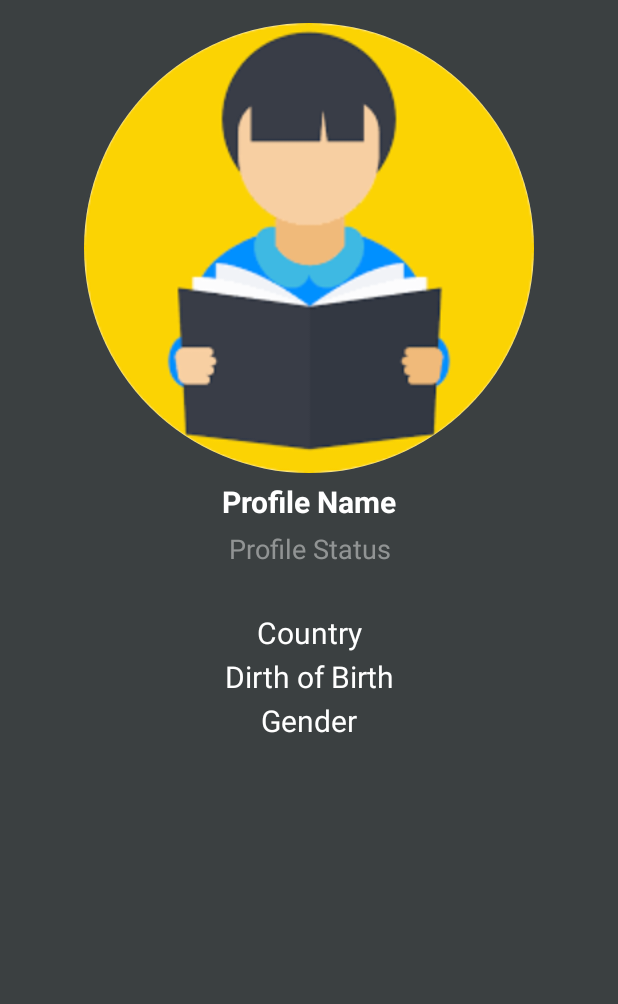
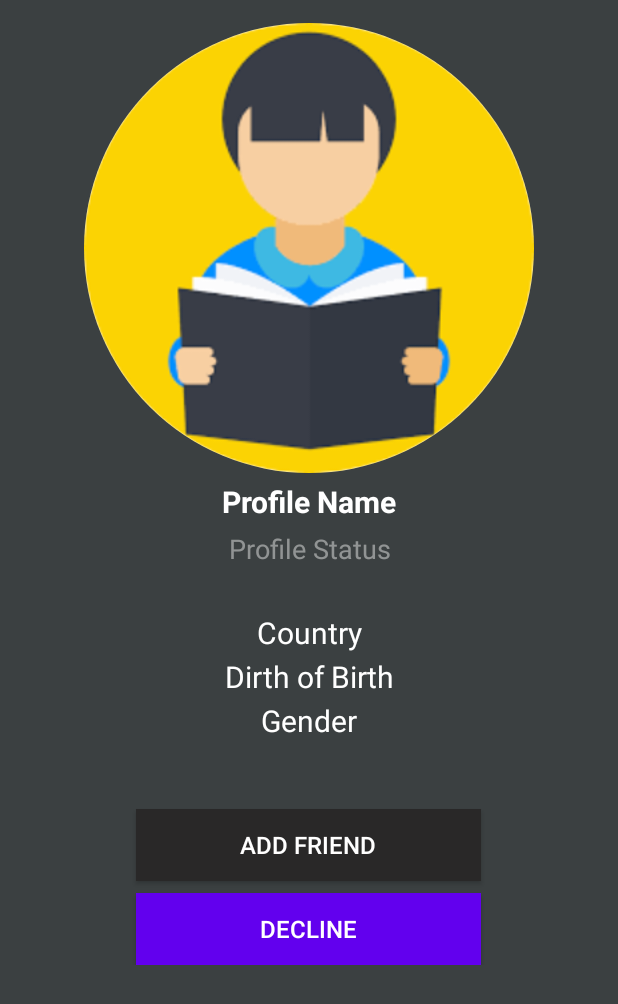
Before and after one commit to suhaibzahmed/StudentPortal, an Android app: the layout activity_person_profile.xml on its own in the app's theme, with its tools: preview values and no code run, on a phone screen of 412 x 824 dp. Shown: the top 1004 px of the screen. Run offline under Robolectric (Android 15) with nearby library versions, the phone set to English and light mode, and no system bars.

Commit message:
Updated project code

```diff
--- a/Desktop/StudentPortal/app/src/main/java/com/example/android/studentportal/ProfileActivity.java
+++ b/Desktop/StudentPortal/app/src/main/java/com/example/android/studentportal/ProfileActivity.java
@@ -55,9 +55,9 @@ public class ProfileActivity extends AppCompatActivity {
                 Picasso.with(ProfileActivity.this).load(myProfileImage).placeholder(R.drawable.student1).into(userProfileImage);
 
                 userProfName.setText(myProfileName);
-                userDOB.setText("dob: " +myDOB);
-                userCountry.setText("country: " +myCountry);
-                userGender.setText("gender: " +myGender);
+                userDOB.setText("Dob: " +myDOB);
+                userCountry.setText("Country: " +myCountry);
+                userGender.setText("Gender: " +myGender);
                 userStatus.setText(myStatus);
             }
             }
--- a/Desktop/StudentPortal/app/src/main/java/com/example/android/studentportal/RegisterActivity.java
+++ b/Desktop/StudentPortal/app/src/main/java/com/example/android/studentportal/RegisterActivity.java
@@ -81,6 +81,10 @@ public class RegisterActivity extends AppCompatActivity {
        else if(TextUtils.isEmpty(confirmPassword)){
             Toast.makeText(context,text = "Please Confirm Your Password",Toast.LENGTH_SHORT).show();
         }
+        else if(!password.equals(confirmPassword))
+        {
+            Toast.makeText(this, "your password does not match with your confirm password...", Toast.LENGTH_SHORT).show();
+        }
         else{
             loadingBar.setTitle("Creating Account");
             loadingBar.setMessage("Please wait, Your account is being created");
--- a/Desktop/StudentPortal/app/src/main/res/layout/activity_profile.xml
+++ b/Desktop/StudentPortal/app/src/main/res/layout/activity_person_profile.xml
@@ -5,7 +5,7 @@
     android:layout_width="match_parent"
     android:layout_height="match_parent"
     android:background="@color/colorprofile"
-    tools:context=".ProfileActivity">
+    tools:context=".PersonProfileActivity">
 
     <ScrollView
         android:layout_width="match_parent"
@@ -19,7 +19,7 @@
             android:layout_height="match_parent">
 
             <de.hdodenhof.circleimageview.CircleImageView
-                android:id="@+id/my_profile_pic"
+                android:id="@+id/person_profile_pic"
                 android:layout_width="300dp"
                 android:layout_height="300dp"
                 android:layout_alignParentTop="true"
@@ -28,11 +28,11 @@
                 android:src="@drawable/student1"/>
 
             <TextView
-                android:id="@+id/my_profile_full_name"
+                android:id="@+id/person_full_name"
                 android:layout_width="match_parent"
                 android:layout_height="wrap_content"
                 android:text="Profile Name"
-                android:layout_below="@+id/my_profile_pic"
+                android:layout_below="@+id/person_profile_pic"
                 android:layout_marginTop="5dp"
                 android:textAlignment="center"
                 android:textAllCaps="false"
@@ -41,11 +41,11 @@
                 android:textStyle="bold"/>
 
             <TextView
-                android:id="@+id/my_profile_status"
+                android:id="@+id/person_profile_status"
                 android:layout_width="match_parent"
                 android:layout_height="wrap_content"
                 android:text="Profile Status"
-                android:layout_below="@+id/my_profile_full_name"
+                android:layout_below="@+id/person_full_name"
                 android:layout_marginTop="5dp"
                 android:textAlignment="center"
                 android:textAllCaps="false"
@@ -54,11 +54,11 @@
                 />
 
             <TextView
-                android:id="@+id/my_profile_country"
+                android:id="@+id/person_country"
                 android:layout_width="match_parent"
                 android:layout_height="wrap_content"
                 android:text="Country"
-                android:layout_below="@+id/my_profile_status"
+                android:layout_below="@+id/person_profile_status"
                 android:layout_marginTop="30dp"
                 android:textAlignment="center"
                 android:textAllCaps="false"
@@ -67,11 +67,11 @@
                 />
 
             <TextView
-                android:id="@+id/my_profile_dob"
+                android:id="@+id/person_dob"
                 android:layout_width="match_parent"
                 android:layout_height="wrap_content"
                 android:text="Dirth of Birth"
-                android:layout_below="@+id/my_profile_country"
+                android:layout_below="@+id/person_country"
                 android:layout_marginTop="2dp"
                 android:textAlignment="center"
                 android:textAllCaps="false"
@@ -80,11 +80,11 @@
                 />
 
             <TextView
-                android:id="@+id/my_profile_gender"
+                android:id="@+id/person_gender"
                 android:layout_width="match_parent"
                 android:layout_height="wrap_content"
                 android:text="Gender"
-                android:layout_below="@+id/my_profile_dob"
+                android:layout_below="@+id/person_dob"
                 android:layout_marginTop="2dp"
                 android:textAlignment="center"
                 android:textAllCaps="false"
@@ -92,7 +92,32 @@
                 android:textSize="20sp"
                 />
 
+            <Button
+                android:id="@+id/person_send_friend_request_btn"
+                android:layout_width="230dp"
+                android:layout_height="wrap_content"
+                android:layout_below="@+id/person_gender"
+                android:layout_marginTop="45dp"
+                android:background="@color/colorPrimaryDark"
+                android:text="Add Friend"
+                android:textColor="@android:color/background_light"
+                android:textSize="16sp"
+                android:layout_centerHorizontal="true"/>
+
+            <Button
+                android:id="@+id/person_decline_friend_request_btn"
+                android:layout_width="230dp"
+                android:layout_height="wrap_content"
+                android:layout_below="@+id/person_send_friend_request_btn"
+                android:layout_marginTop="8dp"
+                android:background="@color/design_default_color_primary"
+                android:text="Decline"
+                android:textColor="@android:color/background_light"
+                android:textSize="16sp"
+                android:layout_centerHorizontal="true"/>
+
 
         </RelativeLayout>
     </ScrollView>
+
 </RelativeLayout>
--- a/Desktop/StudentPortal/app/src/main/res/values/colors.xml
+++ b/Desktop/StudentPortal/app/src/main/res/values/colors.xml
@@ -2,7 +2,7 @@
 <resources>
     <color name="colorPrimary">#008577</color>
     <color name="colorPrimaryDark">#292828</color>
-    <color name="colorPrimaryDark1">#f4f4f4</color>
+    <color name="colorPrimaryDark1">#eee5e5</color>
     <color name="colorAccent">#222959</color>
     <color name="colorblack">#000000</color>
     <color name="colorbackground">#88dedede</color>
```
Also changed, not shown: Desktop/StudentPortal/app/src/main/AndroidManifest.xml (+8 -1 lines), Desktop/StudentPortal/app/src/main/java/com/example/android/studentportal/FindFriendsActivity.java (+13 -1 lines), Desktop/StudentPortal/app/src/main/java/com/example/android/studentportal/LoginActivity.java (+11 -0 lines), Desktop/StudentPortal/app/src/main/java/com/example/android/studentportal/MainActivity.java (+11 -1 lines), Desktop/StudentPortal/app/src/main/java/com/example/android/studentportal/PersonProfileActivity.java (added, +354 -0 lines), Desktop/StudentPortal/app/src/main/java/com/example/android/studentportal/PostActivity.java (+25 -2 lines), Desktop/StudentPortal/app/src/main/java/com/example/android/studentportal/ResetPasswordActivity.java (added, +69 -0 lines), Desktop/StudentPortal/app/src/main/res/layout/activity_login.xml (+11 -0 lines), Desktop/StudentPortal/app/src/main/res/layout/activity_reset_password.xml (added, +59 -0 lines).
